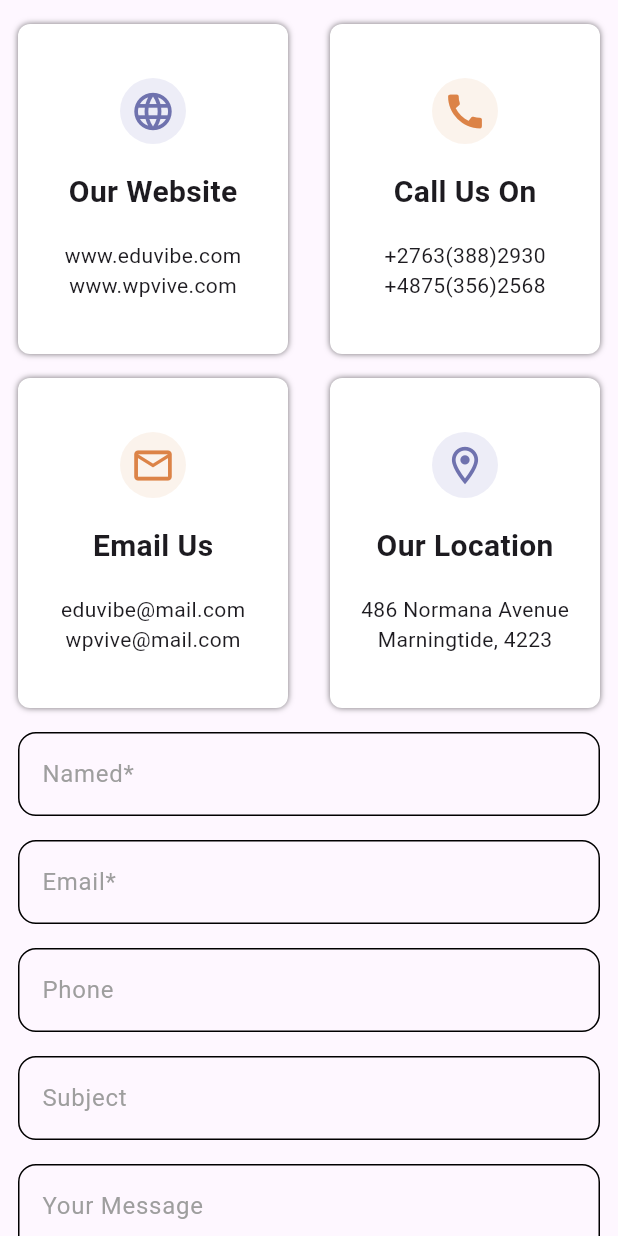
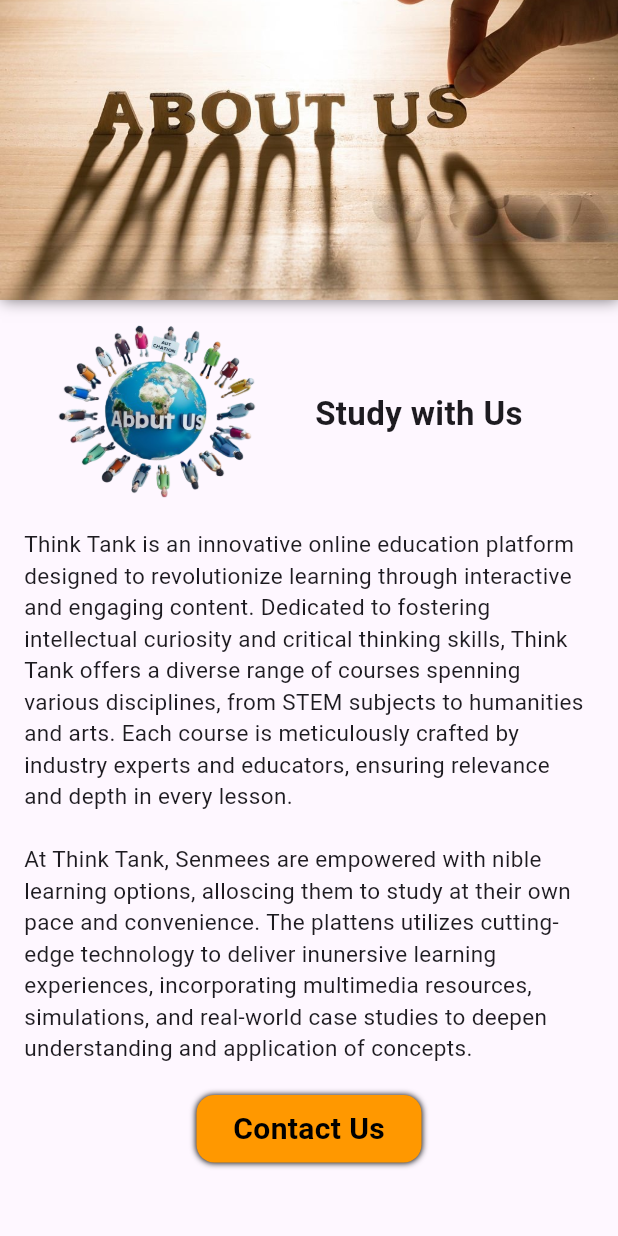
Before and after one commit to SaraWahba/Final_Project_Grad_Flutter, a Flutter app: the screen it shows after launch, after a tap on "Sign up", on a phone screen of 412 x 824 dp. Run offline on Flutter 3.47's test engine with Material 3 defaults, Android fonts, the phone set to English and light mode, and no system bars; our stand-ins replace carousel_slider, flutter_rating_bar, smooth_page_indicator.

Commit message:
About Us

```diff
--- a/lib/main.dart
+++ b/lib/main.dart
@@ -1,4 +1,5 @@
 
+import 'package:final_project_grad_flutter/views/about_us_view.dart';
 import 'package:final_project_grad_flutter/views/contact_us_view.dart';
 import 'package:final_project_grad_flutter/views/login_view.dart';
 import 'package:final_project_grad_flutter/views/sign_up.dart';
@@ -21,6 +22,7 @@ class ThinkTank extends StatelessWidget {
       LoginView.id: (context) => const LoginView(),
       SignUpView.id: (context) => const SignUpView(),
       ContactUSView.id : (context) => const ContactUSView(),
+      AboutUSView.id : (context) => const AboutUSView(),
     }
     );
   }
--- a/lib/views/about_us_view.dart
+++ b/lib/views/about_us_view.dart
@@ -0,0 +1,84 @@
+import 'package:final_project_grad_flutter/widgets/choose_container.dart';
+import 'package:final_project_grad_flutter/widgets/choose_us.dart';
+import 'package:final_project_grad_flutter/widgets/custom_about.dart';
+import 'package:final_project_grad_flutter/widgets/feedback_container.dart';
+import 'package:final_project_grad_flutter/widgets/trainer_container.dart';
+import 'package:flutter/material.dart';
+
+import '../widgets/counter_item.dart';
+import '../widgets/custom_slider.dart';
+
+class AboutUSView extends StatefulWidget {
+  const AboutUSView({super.key});
+  static String id = "AboutUSView";
+
+  @override
+  State<AboutUSView> createState() => _AboutUSViewState();
+}
+
+class _AboutUSViewState extends State<AboutUSView> {
+  List<Widget> listItemsSlider = const [
+    FeedbackContainer(
+      numberReviews: "18",
+      rate: 2,
+      text:
+          'We are a Portsmouth based web design and e-marketing agency. We understand how importam webette is to any business, big or small. Your online presence is now more important than ever before.',
+      imagePath: 'assets/images/image1.jpeg',
+      name: 'Chase Kroll',
+      work: 'It Specialist',
+    ),
+    FeedbackContainer(
+      numberReviews: "30",
+      rate: 3.5,
+      text:
+          'We are a Portsmouth based web design and e-marketing agency. We understand how importam webette is to any business, big or small. Your online presence is now more important than ever before.',
+      imagePath: 'assets/images/image1.jpeg',
+      name: 'Sara',
+      work: 'Flutter developer',
+    ),
+    FeedbackContainer(
+      numberReviews: "25",
+      rate: 5,
+      text:
+          'We are a Portsmouth based web design and e-marketing agency. We understand how importam webette is to any business, big or small. Your online presence is now more important than ever before.',
+      imagePath: 'assets/images/image1.jpeg',
+      name: 'Reham',
+      work: 'Flutter developer',
+    ),
+  ];
+  @override
+  Widget build(BuildContext context) {
+    return Scaffold(
+      body: SingleChildScrollView(
+        child: SafeArea(
+          child: Column(
+            children: [
+              Container(
+                height: 200,
+                width: MediaQuery.of(context).size.width,
+                decoration: const BoxDecoration(
+                  boxShadow: <BoxShadow>[
+                    BoxShadow(
+                        color: Colors.black54,
+                        blurRadius: 8,
+                        offset: Offset(1, 0))
+                  ],
+                ),
+                child: const Image(
+                  image: AssetImage('assets/images/about us.jpeg'),
+                  fit: BoxFit.cover,
+                ),
+              ),
+              const CustomAbout(),
+              const ChooseContainer(),
+              const TrainerContainer(),
+              CustomSlider(
+                  listItems: listItemsSlider,
+                  height: MediaQuery.of(context).size.height * .45),
+            ],
+          ),
+        ),
+      ),
+    );
+  }
+}
--- a/lib/views/contact_us_view.dart
+++ b/lib/views/contact_us_view.dart
@@ -1,6 +1,5 @@
 import 'package:final_project_grad_flutter/widgets/custom_item.dart';
 import 'package:final_project_grad_flutter/widgets/form_contact_us.dart';
-import 'package:final_project_grad_flutter/widgets/widget_text_form_field.dart';
 import 'package:flutter/material.dart';
 
 class ContactUSView extends StatelessWidget {
--- a/lib/views/login_view.dart
+++ b/lib/views/login_view.dart
@@ -1,4 +1,4 @@
-import 'package:final_project_grad_flutter/views/contact_us_view.dart';
+import 'package:final_project_grad_flutter/views/about_us_view.dart';
 import 'package:final_project_grad_flutter/views/sign_up.dart';
 import 'package:final_project_grad_flutter/widgets/auth_text_widget.dart';
 import 'package:final_project_grad_flutter/widgets/coustom_image.dart';
@@ -57,7 +57,7 @@ class LoginView extends StatelessWidget {
                     Text("Don't have an account?"),
                     TextButton(onPressed: (){
                       // Navigator.pushNamed(context, SignUpView.id);
-                      Navigator.pushNamed(context, ContactUSView.id);
+                      Navigator.pushNamed(context, AboutUSView.id);
                     }, child: Text('Sign up',
                       style: TextStyle(
                         decoration: TextDecoration.underline,
--- /dev/null
+++ b/lib/widgets/choose_container.dart
@@ -0,0 +1,101 @@
+import 'package:final_project_grad_flutter/widgets/counter_item.dart';
+import 'package:flutter/material.dart';
+class ChooseContainer extends StatelessWidget {
+  const ChooseContainer ({super.key});
+
+  @override
+  Widget build(BuildContext context) {
+    return Column(
+       children: [
+         RichText(
+           text: TextSpan(
+             text: 'Why ',
+             style: TextStyle(color: Colors.black,
+                 fontSize: 28,
+                 fontWeight: FontWeight.bold
+             ),
+             children: <TextSpan>[
+               TextSpan(text: 'Choose', style: TextStyle(color: Colors.orange)),
+               TextSpan(text: ' Us'),
+             ],
+           ),
+
+         ),
+         const SizedBox(height: 24),
+         Container(
+           height: 200,
+           width: 250,
+           alignment: Alignment.center,
+           decoration: BoxDecoration(
+               borderRadius: BorderRadius.circular(8),
+               color:Colors.white,
+               boxShadow: [
+                 BoxShadow(
+                     color: Colors.grey,
+                     spreadRadius: 0,
+                     blurRadius: 8,
+                     offset: Offset(0,5)
+                 )
+               ]
+           ),
+           child:  CounterItem(
+             icon: Icons.person,
+             title: "2.470",
+             subTitle: "Students Successive",
+           ),
+         ),
+         SizedBox(
+           height: 18,
+         ),
+         Container(
+           height: 200,
+           width: 250,
+           alignment: Alignment.center,
+           decoration: BoxDecoration(
+               borderRadius: BorderRadius.circular(8),
+               color:Colors.white,
+               boxShadow: [
+                 BoxShadow(
+                     color: Colors.grey,
+                     spreadRadius: 0,
+                     blurRadius: 8,
+                     offset: Offset(0,5)
+                 )
+               ]
+           ),
+           child:  CounterItem(
+             icon: Icons.emoji_events_rounded,
+             title: "4.470",
+             subTitle: "Competitions Won",
+           ),
+         ),
+         SizedBox(
+           height: 18,
+         ),
+         Container(
+           height: 200,
+           width: 250,
+           alignment: Alignment.center,
+           decoration: BoxDecoration(
+               borderRadius: BorderRadius.circular(8),
+               color:Colors.white,
+               boxShadow: [
+                 BoxShadow(
+                     color: Colors.grey,
+                     spreadRadius: 0,
+                     blurRadius: 8,
+                     offset: Offset(0,5)
+                 )
+               ]
+           ),
+           child:  CounterItem(
+             icon: Icons.book,
+             title: "8.500",
+             subTitle: "Magazines Won",
+           ),
+         ),
+         const SizedBox(height: 50),
+    ],
+    );
+  }
+}
--- /dev/null
+++ b/lib/widgets/counter_item.dart
@@ -0,0 +1,27 @@
+import 'package:flutter/material.dart';
+class CounterItem extends StatelessWidget {
+  const CounterItem({super.key, required this.icon, required this.title, required this.subTitle});
+final IconData icon;
+final String title;
+final String subTitle;
+  @override
+  Widget build(BuildContext context) {
+    return Column(
+      mainAxisAlignment: MainAxisAlignment.center,
+      children: [
+        Icon(icon,
+        size: 35),
+       Padding(
+         padding: const EdgeInsets.symmetric(vertical: 16),
+         child: Text(title,style: const TextStyle(
+           fontSize: 18,
+           fontWeight: FontWeight.bold
+         ),),
+       ),
+        Text(subTitle,style: const TextStyle(
+            fontSize: 16,
+        ),)
+,      ],
+    );
+  }
+}
--- /dev/null
+++ b/lib/widgets/custom_about.dart
@@ -0,0 +1,57 @@
+import 'package:final_project_grad_flutter/widgets/custom_button.dart';
+import 'package:flutter/material.dart';
+
+import '../views/contact_us_view.dart';
+
+class CustomAbout extends StatelessWidget {
+  const CustomAbout({super.key});
+
+  @override
+  Widget build(BuildContext context) {
+    return Column(
+      children: [
+        const SizedBox(
+         height: 16,
+        ),
+        const Row(
+          children: [
+            Image(
+              image: AssetImage('assets/images/about.png'),
+              width: 210,
+              height: 120,
+              fit: BoxFit.cover,
+            ),
+            Text('Study with Us',
+            style: TextStyle(
+              fontSize: 22,
+              fontWeight: FontWeight.bold
+            ),
+            ),
+          ],
+        ),
+        const Padding(
+          padding: EdgeInsets.all(16),
+          child: Text("Think Tank is an innovative online education platform designed to revolutionize learning through interactive and engaging content. Dedicated to fostering intellectual curiosity and critical thinking skills, Think Tank offers a diverse range of courses spenning various disciplines, from STEM subjects to humanities and arts. Each course is meticulously crafted by industry experts and educators, ensuring relevance and depth in every lesson.\n\nAt Think Tank, Senmees are empowered with nible learning options, alloscing them to study at their own pace and convenience. The plattens utilizes cutting-edge technology to deliver inunersive learning experiences, incorporating multimedia resources, simulations, and real-world case studies to deepen understanding and application of concepts.",
+           style: TextStyle(
+             fontSize: 15
+           ),
+          ),
+        ),
+        CustomButton(
+            text: 'Contact Us',
+            width: 150,
+            color: Colors.orange,
+            onTap: (){
+              Navigator.pushNamed(context, ContactUSView.id);
+            },
+            textStyle: const TextStyle(
+              color: Colors.black,
+              fontSize: 20,
+              fontWeight: FontWeight.bold
+            ),
+            ),
+        const SizedBox(height: 50),
+      ],
+    );
+  }
+}
--- /dev/null
+++ b/lib/widgets/custom_slider.dart
@@ -0,0 +1,103 @@
+import 'package:carousel_slider/carousel_slider.dart';
+import 'package:flutter/material.dart';
+import 'package:smooth_page_indicator/smooth_page_indicator.dart';
+
+class CustomSlider extends StatefulWidget {
+  const CustomSlider({super.key, required this.height, required this.listItems,});
+  final double height ;
+  final  List<Widget> listItems ;
+  @override
+  State<CustomSlider> createState() => _CustomSliderState();
+}
+class _CustomSliderState extends State<CustomSlider> {
+  int currentPage = 0;
+  CarouselController carouselController = CarouselController();
+  @override
+  Widget build(BuildContext context) {
+    return Column(
+      children: [
+        const Text('Feedback Comminty Students',
+          style: TextStyle(
+              fontWeight: FontWeight.bold,
+              fontSize: 21
+          ),
+        ),
+        const SizedBox(height: 24),
+        CarouselSlider(
+          carouselController: carouselController,
+          options: CarouselOptions(
+            initialPage: 0,
+              height: widget.height,
+              aspectRatio: 2.0,
+              enlargeCenterPage: true,
+              enlargeStrategy: CenterPageEnlargeStrategy.zoom,
+              enlargeFactor: 0.4,
+              autoPlay: true,
+              onPageChanged: (value, _) {
+                setState(() {
+                  currentPage = value;
+                });
+              }),
+          items: widget.listItems.map((item) {
+            return Builder(
+              builder: (BuildContext context) {
+                return Padding(padding: const EdgeInsets.only(bottom: 20),child:  item,);
+              },
+            );
+          }).toList(),
+        ),
+
+
+        Row(
+          mainAxisAlignment: MainAxisAlignment.center,
+          children: [
+            InkWell(
+              onTap: (){
+                carouselController.previousPage(duration: const Duration(milliseconds: 500
+                ));
+              },
+              child: Container(
+                alignment: Alignment.center,
+                padding: const EdgeInsets.all(8),
+                decoration: const BoxDecoration(
+                  shape: BoxShape.circle,
+                  color: Colors.black12,
+                ),
+                child:const Icon(Icons.arrow_back_ios),
+              ),
+            ),
+            const SizedBox(width: 30,),
+            AnimatedSmoothIndicator(activeIndex: currentPage, count: widget.listItems.length,
+              onDotClicked: (int index){
+                carouselController.animateToPage(index);
+              },
+              effect: const SlideEffect(
+                  dotWidth: 12,
+                  dotHeight: 12,
+                  activeDotColor: Colors.blue,
+                  dotColor: Colors.grey
+              ),),
+            const SizedBox(width: 30,),
+            InkWell(
+              onTap: (){
+                carouselController.nextPage(duration: const Duration(milliseconds: 500
+                ));
+              },
+              child: Container(
+                alignment: Alignment.center,
+                padding: const EdgeInsets.all(8),
+                decoration: const BoxDecoration(
+                  shape: BoxShape.circle,
+                  color: Colors.black12,
+                ),
+                child:const Icon(Icons.arrow_forward_ios),
+              ),
+            ),
+
+          ],
+        ),
+        const SizedBox(height: 50),
+      ],
+    );
+  }
+}
--- /dev/null
+++ b/lib/widgets/feedback_container.dart
@@ -0,0 +1,90 @@
+import 'package:final_project_grad_flutter/widgets/icon.dart';
+import 'package:flutter/material.dart';
+import 'package:flutter_rating_bar/flutter_rating_bar.dart';
+
+class FeedbackContainer extends StatelessWidget {
+  const FeedbackContainer({super.key, required this.numberReviews, required this.text, required this.name, required this.work, required this.imagePath, required this.rate});
+
+  final double rate;
+  final String numberReviews;
+  final String text;
+  final String name;
+  final String work;
+  final String imagePath;
+
+
+  @override
+  Widget build(BuildContext context) {
+    return Container(
+      margin: EdgeInsets.symmetric(horizontal: 20),
+      alignment: Alignment.center,
+      decoration: BoxDecoration(
+          borderRadius: BorderRadius.circular(8),
+          color: Colors.white,
+          boxShadow: [
+            BoxShadow(
+                color: Colors.grey,
+                spreadRadius: 0,
+                blurRadius: 8,
+                offset: Offset(0, 5))
+          ]),
+      child: Padding(
+        padding: const EdgeInsets.all(16),
+        child: Column(
+          children: [
+             Row(
+               children: [
+                 RatingBar.builder(
+                  initialRating: rate,
+                  minRating: 1,
+                  direction: Axis.horizontal,
+                  allowHalfRating: true,
+                  itemCount: 5,
+                  itemSize: 26.0,
+                  itemBuilder: (context, _) => Icon(
+                    Icons.star,
+                    color: Colors.amber,
+                  ),
+                  onRatingUpdate: (rating) {
+                    print(rating);
+                  },
+                             ),
+                     Text(
+                       ' ($numberReviews Reviews)',
+                       style: TextStyle(
+                         fontSize: 15,
+                       ),
+                     )
+               ],
+             ),
+            SizedBox(height: 16),
+            Text(text,
+                 style: TextStyle(
+                   fontSize: 17
+                 ),
+            ),
+            SizedBox(height: 18),
+            ListTile(
+              leading: CircleAvatar(
+                radius: 30,
+                backgroundImage: AssetImage(imagePath),
+              ),
+             title: Text(name,
+              style: TextStyle(
+                fontSize: 20,
+                fontWeight: FontWeight.bold
+              ),
+             ),
+             subtitle: Text(work,
+               style: TextStyle(
+                   fontSize: 16,
+                 color: Colors.grey
+               ),
+             ),
+            ),
+          ],
+        ),
+      ),
+    );
+  }
+}
--- /dev/null
+++ b/lib/widgets/feedback_slider_about_us.dart
@@ -0,0 +1,16 @@
+import 'package:flutter/material.dart';
+class SliderAboutUs extends StatefulWidget {
+  const SliderAboutUs({super.key});
+
+  @override
+  State<SliderAboutUs> createState() => _SliderAboutUsState();
+}
+
+class _SliderAboutUsState extends State<SliderAboutUs> {
+
+
+  @override
+  Widget build(BuildContext context) {
+    return Container();
+  }
+}
--- /dev/null
+++ b/lib/widgets/icon.dart
@@ -0,0 +1,11 @@
+import 'package:flutter/material.dart';
+class IconsItem extends StatelessWidget {
+  const IconsItem({super.key, required this.icon});
+  final IconData icon ;
+  @override
+  Widget build(BuildContext context) {
+    return Icon(icon,
+       color: Colors.orange,
+       size: 31);
+  }
+}
--- /dev/null
+++ b/lib/widgets/trainer_container.dart
@@ -0,0 +1,234 @@
+import 'package:flutter/material.dart';
+
+class TrainerContainer extends StatelessWidget {
+  const TrainerContainer({super.key});
+
+  @override
+  Widget build(BuildContext context) {
+    return Column(
+      children: [
+        RichText(
+          text: const TextSpan(
+            text: 'Our ',
+            style: TextStyle(color: Colors.black,
+                fontSize: 28,
+                fontWeight: FontWeight.bold),
+            children: <TextSpan>[
+              TextSpan(text: 'Trainers', style: TextStyle(color: Colors.orange)),
+            ],
+          ),
+
+        ),
+        const SizedBox(height: 24),
+        Container(
+          height: 450,
+          width: 300,
+          alignment: Alignment.center,
+          decoration: BoxDecoration(
+              borderRadius: BorderRadius.circular(8),
+              color: Colors.white,
+              boxShadow: [
+                BoxShadow(
+                    color: Colors.grey,
+                    spreadRadius: 0,
+                    blurRadius: 8,
+                    offset: Offset(0, 5))
+              ]
+          ),
+          child: Column(
+            children: [
+              Padding(
+                padding: const EdgeInsets.only(top: 20),
+                child: ClipRRect(
+                  borderRadius: BorderRadius.circular(16),
+                  child: Image(image: AssetImage('assets/images/image1.jpeg'),
+                  width: 250,
+                  height: 250,
+
+                  fit: BoxFit.fill,),
+                ),
+              ),
+              SizedBox(height: 16,),
+              Text('Anna Blown',
+              style: TextStyle(
+                fontWeight: FontWeight.bold,
+                fontSize: 24
+              ),
+              ),
+              Text('English Teacher',
+                style: TextStyle(
+                  color: Colors.orange,
+                    fontWeight: FontWeight.bold,
+                    fontSize: 21
+                ),
+              ),
+              Text('She charms of pleasure of the moment, so blinded by desire foresee.',
+                  style: TextStyle(
+                    fontSize: 18,
+                  ),
+                textAlign: TextAlign.center,
+              ),
+            ],
+          ),
+        ),
+        SizedBox(height: 18),
+        Container(
+          height: 450,
+          width: 300,
+          alignment: Alignment.center,
+          decoration: BoxDecoration(
+              borderRadius: BorderRadius.circular(8),
+              color: Colors.white,
+              boxShadow: [
+                BoxShadow(
+                    color: Colors.grey,
+                    spreadRadius: 0,
+                    blurRadius: 8,
+                    offset: Offset(0, 5))
+              ]
+          ),
+          child: Column(
+            children: [
+              Padding(
+                padding: const EdgeInsets.only(top: 20),
+                child: ClipRRect(
+                  borderRadius: BorderRadius.circular(16),
+                  child: Image(image: AssetImage('assets/images/image2.jpeg'),
+                    width: 250,
+                    height: 250,
+
+                    fit: BoxFit.fill,),
+                ),
+              ),
+              SizedBox(height: 16,),
+              Text('Front Profile',
+                style: TextStyle(
+                    fontWeight: FontWeight.bold,
+                    fontSize: 24
+                ),
+              ),
+              Text('Sports Teacher',
+                style: TextStyle(
+                    color: Colors.orange,
+                    fontWeight: FontWeight.bold,
+                    fontSize: 21
+                ),
+              ),
+              Text('To take a teachings, which of us ever undertakes physical exercise.',
+                style: TextStyle(
+                  fontSize: 18,
+                ),
+                textAlign: TextAlign.center,
+              ),
+            ],
+          ),
+        ),
+        SizedBox(height: 18),
+        Container(
+          height: 450,
+          width: 300,
+          alignment: Alignment.center,
+          decoration: BoxDecoration(
+              borderRadius: BorderRadius.circular(8),
+              color: Colors.white,
+              boxShadow: [
+                BoxShadow(
+                    color: Colors.grey,
+                    spreadRadius: 0,
+                    blurRadius: 8,
+                    offset: Offset(0, 5))
+              ]
+          ),
+          child: Column(
+            children: [
+              Padding(
+                padding: const EdgeInsets.only(top: 20),
+                child: ClipRRect(
+                  borderRadius: BorderRadius.circular(16),
+                  child: Image(image: AssetImage('assets/images/image3.jpeg'),
+                    width: 250,
+                    height: 250,
+
+                    fit: BoxFit.fill,),
+                ),
+              ),
+              SizedBox(height: 16,),
+              Text('Sarah Silvester',
+                style: TextStyle(
+                    fontWeight: FontWeight.bold,
+                    fontSize: 24
+                ),
+              ),
+              Text('Dance Teacher',
+                style: TextStyle(
+                    color: Colors.orange,
+                    fontWeight: FontWeight.bold,
+                    fontSize: 21
+                ),
+              ),
+              Text('The actual teachings of the great explorer of the master-builder.',
+                style: TextStyle(
+                  fontSize: 18,
+                ),
+                textAlign: TextAlign.center,
+              ),
+            ],
+          ),
+        ),
+        SizedBox(height: 18),
+        Container(
+          height: 450,
+          width: 300,
+          alignment: Alignment.center,
+          decoration: BoxDecoration(
+              borderRadius: BorderRadius.circular(8),
+              color: Colors.white,
+              boxShadow: [
+                BoxShadow(
+                    color: Colors.grey,
+                    spreadRadius: 0,
+                    blurRadius: 8,
+                    offset: Offset(0, 5))
+              ]
+          ),
+          child: Column(
+            children: [
+              Padding(
+                padding: const EdgeInsets.only(top: 20),
+                child: ClipRRect(
+                  borderRadius: BorderRadius.circular(16),
+                  child: Image(image: AssetImage('assets/images/image4.jpeg'),
+                    width: 250,
+                    height: 250,
+
+                    fit: BoxFit.fill,),
+                ),
+              ),
+              SizedBox(height: 16,),
+              Text('Scott Again',
+                style: TextStyle(
+                    fontWeight: FontWeight.bold,
+                    fontSize: 24
+                ),
+              ),
+              Text('Maths Teacher',
+                style: TextStyle(
+                    color: Colors.orange,
+                    fontWeight: FontWeight.bold,
+                    fontSize: 21
+                ),
+              ),
+              Text('I must explain to you how all this idea of denouncing pleasure.',
+                style: TextStyle(
+                  fontSize: 18,
+                ),
+                textAlign: TextAlign.center,
+              ),
+            ],
+          ),
+        ),
+        const SizedBox(height: 50),
+      ],
+    );
+  }
+}
--- a/pubspec.yaml
+++ b/pubspec.yaml
@@ -35,6 +35,9 @@ dependencies:
   # The following adds the Cupertino Icons font to your application.
   # Use with the CupertinoIcons class for iOS style icons.
   cupertino_icons: ^1.0.2
+  carousel_slider: ^4.2.1
+  flutter_rating_bar: ^4.0.1
+  smooth_page_indicator: ^1.1.0
 
 dev_dependencies:
   flutter_test:
```
Also changed, not shown: assets/images/image1.jpeg (added), assets/images/image2.jpeg (added), assets/images/image3.jpeg (added), assets/images/image4.jpeg (added), pubspec.lock.
